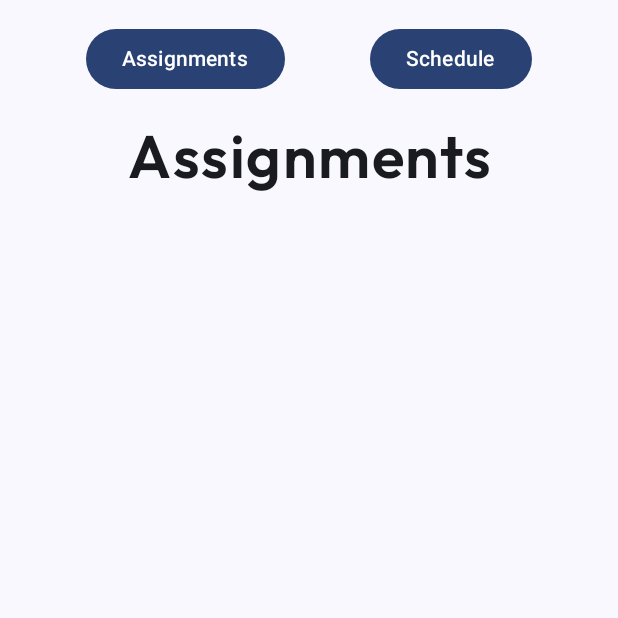
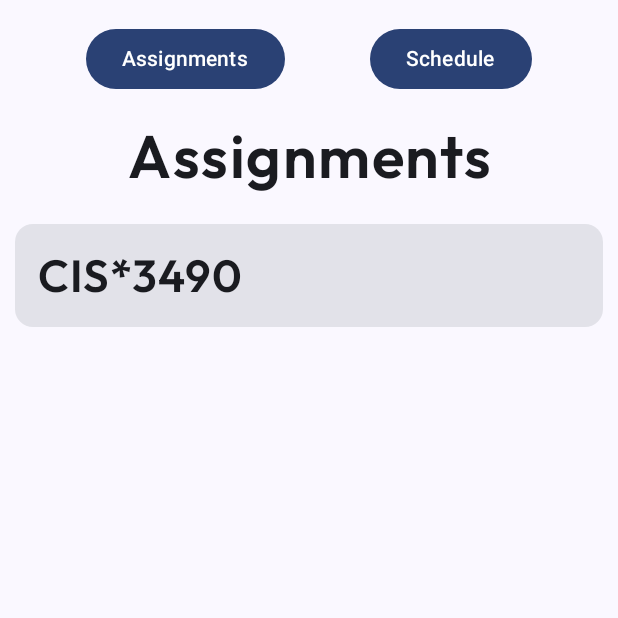
Before and after one commit to m-GDEV/redline, an Android app built with Jetpack Compose: the screen it shows after launch (MainActivity), on a phone screen of 412 x 824 dp, the top half of it. Run offline under Robolectric (Android 15) with nearby library versions, the phone set to English and light mode, and no system bars.

Commit message:
added data classes, wrote some code for assignments screen, added some typography options

```diff
--- /dev/null
+++ b/app/src/main/java/com/redline/android/model/Assignment.kt
@@ -0,0 +1,12 @@
+package com.redline.android.model
+
+data class Assignment(
+    val name: String,
+    val difficulty: Float, // Scale 1-10
+    // Don't put too much emphasis on this when making the formula
+    val weight: Int, // 1-100%
+    val dueDate: Long, // In unix time
+    // Also in unix time, Pair[0] is start, Pair[1] is end
+    val workRange: Pair<Long, Long>,
+    val parentCourse: Course?
+)
--- /dev/null
+++ b/app/src/main/java/com/redline/android/model/Course.kt
@@ -0,0 +1,16 @@
+package com.redline.android.model
+
+data class Course(
+    val name: String,
+    val difficulty: CourseDifficulty,
+    val priority: CoursePriority,
+    val assignments: List<Assignment>
+)
+
+enum class CourseDifficulty {
+    Easy, Medium, Hard
+}
+
+enum class CoursePriority {
+    Low, Medium, High
+}
--- /dev/null
+++ b/app/src/main/java/com/redline/android/model/SaveData.kt
@@ -0,0 +1,5 @@
+package com.redline.android.model
+
+data class SaveData(
+    val courses: List<Course>
+)
--- a/app/src/main/java/com/redline/android/ui/AssignmentsScreen.kt
+++ b/app/src/main/java/com/redline/android/ui/AssignmentsScreen.kt
@@ -1,22 +1,126 @@
 package com.redline.android.ui
 
+import androidx.compose.animation.animateContentSize
+import androidx.compose.animation.core.Spring
+import androidx.compose.animation.core.spring
 import androidx.compose.foundation.layout.Column
+import androidx.compose.foundation.layout.fillMaxWidth
+import androidx.compose.foundation.layout.padding
+import androidx.compose.material3.Card
+import androidx.compose.material3.ExperimentalMaterial3Api
 import androidx.compose.material3.MaterialTheme
 import androidx.compose.material3.Text
 import androidx.compose.runtime.Composable
+import androidx.compose.runtime.getValue
+import androidx.compose.runtime.mutableStateOf
+import androidx.compose.runtime.remember
+import androidx.compose.runtime.setValue
 import androidx.compose.ui.Modifier
+import androidx.compose.ui.text.font.FontStyle
 import androidx.compose.ui.text.style.TextAlign
+import androidx.compose.ui.unit.dp
 import com.redline.android.AppScreen
 import com.redline.android.R
+import com.redline.android.model.Assignment
+import com.redline.android.model.Course
+import com.redline.android.model.CourseDifficulty
+import com.redline.android.model.CoursePriority
+import java.util.Date
 
 @Composable
 fun AssignmentsScreen(
-    modifier: Modifier = Modifier,
-    onScreenChange: (screen: AppScreen) -> Unit
+    modifier: Modifier = Modifier, onScreenChange: (screen: AppScreen) -> Unit
 ) {
     Column {
         HomeTabs(onScreenChange = onScreenChange)
         TabHeader(tabNameId = R.string.assignments_tab)
+        CourseSection(
+            givenCourse = Course(
+                "CIS*3490", CourseDifficulty.Medium, CoursePriority.Medium, listOf(
+                    Assignment(
+                        "Homework 1", 4.0f, 10, 1706932000, Pair(1706932000, 1706932000), null
+                    )
+                )
+            )
+        )
     }
 
 }
+
+@OptIn(ExperimentalMaterial3Api::class)
+@Composable
+fun CourseSection(givenCourse: Course) {
+    var expanded by remember { mutableStateOf(false) }
+
+    Card(modifier = Modifier
+        .fillMaxWidth()
+        .padding(horizontal = 10.dp, vertical = 20.dp),
+        onClick = { expanded = !expanded }) {
+        Column(
+            modifier = Modifier
+                .padding(15.dp)
+                .animateContentSize(
+                    animationSpec = spring(
+                        dampingRatio = Spring.DampingRatioLowBouncy,
+                        stiffness = Spring.StiffnessLow
+                    )
+                )
+        ) {
+
+            Text(
+                text = givenCourse.name, style = MaterialTheme.typography.displaySmall
+            )
+
+            if (expanded) {
+                Text(
+                    text = "${givenCourse.difficulty.name} Difficulty",
+                    style = MaterialTheme.typography.bodySmall
+                )
+                Text(
+                    text = "${givenCourse.priority.name} Priority",
+                    style = MaterialTheme.typography.bodySmall
+                )
+
+                givenCourse.assignments.map { currentAssignment ->
+                    AssignmentSection(givenAssignment = currentAssignment)
+                }
+            }
+        }
+    }
+}
+
+@Composable
+fun AssignmentSection(givenAssignment: Assignment) {
+    Column(
+        modifier = Modifier.padding(top = 20.dp)
+    ) {
+        Text(
+            text = givenAssignment.name, style = MaterialTheme.typography.bodyLarge,
+        )
+        Text(
+            text = "Difficulty: ${givenAssignment.difficulty}",
+            style = MaterialTheme.typography.bodySmall
+        )
+        Text(
+            text = "Worth ${givenAssignment.weight}%",
+            style = MaterialTheme.typography.bodySmall
+        )
+        Text(
+            text = "Due on ${returnDateTime(givenAssignment.dueDate)}",
+            style = MaterialTheme.typography.bodySmall
+        )
+        Text(
+            text = "Should be worked on from:\n${returnDateTime(givenAssignment.workRange.first)} to ${
+                returnDateTime(
+                    givenAssignment.workRange.second
+                )
+            }", style = MaterialTheme.typography.bodySmall
+        )
+    }
+}
+
+fun returnDateTime(unixTime: Long): String {
+    // change this later toLocaleString is depreceated
+    return Date(unixTime * 1000).toLocaleString()
+//    return "hello"
+}
--- a/app/src/main/java/com/redline/android/ui/theme/Type.kt
+++ b/app/src/main/java/com/redline/android/ui/theme/Type.kt
@@ -34,7 +34,7 @@ val Typography = Typography(
     ),
     displaySmall = TextStyle(
         fontFamily = Outfit,
-        fontWeight = FontWeight.Medium,
+        fontWeight = FontWeight.Bold,
         fontSize = 30.sp,
         lineHeight = 24.sp,
         letterSpacing = 0.5.sp
@@ -42,15 +42,15 @@ val Typography = Typography(
     // Body
     bodyLarge = TextStyle(
         fontFamily = Outfit,
-        fontWeight = FontWeight.Normal,
-        fontSize = 18.sp,
+        fontWeight = FontWeight.Bold,
+        fontSize = 22.sp,
         lineHeight = 24.sp,
         letterSpacing = 0.5.sp
     ),
     bodyMedium = TextStyle(
         fontFamily = Outfit,
         fontWeight = FontWeight.Normal,
-        fontSize = 16.sp,
+        fontSize = 18.sp,
         lineHeight = 24.sp,
         letterSpacing = 0.5.sp
     ),
```
Also changed, not shown: app/src/main/java/com/redline/android/data/AppScreens.kt (deleted, +0 -19 lines).
